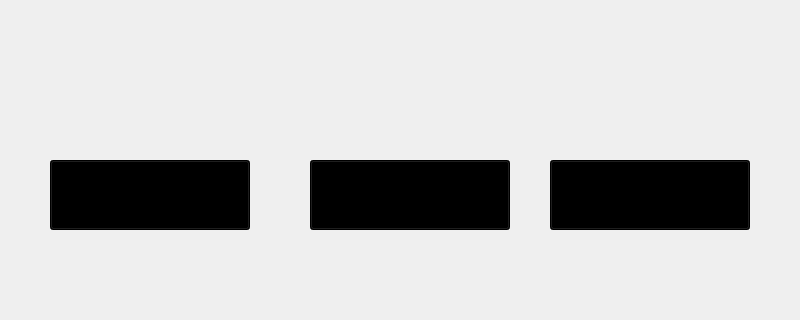
Qt form client/lobby_screens/lobby.ui (santiagojorda/FIUBA-duck-game-G4) before a commit; both pictures show x 0 to 800 and y 280 to 600 of the 800 by 600 pixel window.
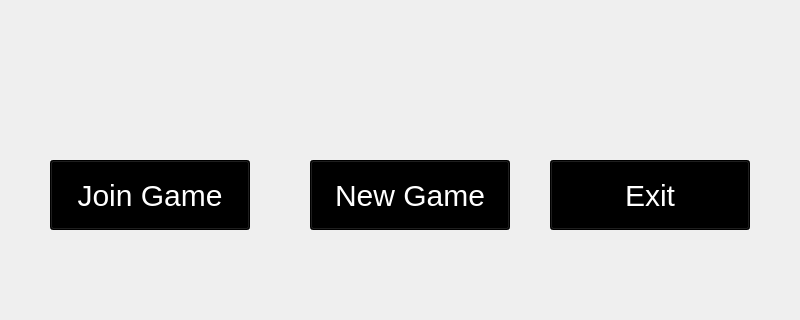
The same form after that commit. Icons and pictures are not drawn.

Diff of the .ui file:
```diff
--- a/client/lobby_screens/lobby.ui
+++ b/client/lobby_screens/lobby.ui
@@ -69,6 +69,7 @@
       <string notr="true">#buttonJoinGame {
 	background-color: black;
 	font-size: 30px;
+     color: white;
 }</string>
      </property>
      <property name="text">
@@ -88,6 +89,7 @@
       <string notr="true">#buttonNewGame {
 	background-color: black;
 	font-size: 30px;
+     color: white;
 }</string>
      </property>
      <property name="text">
@@ -107,6 +109,7 @@
       <string notr="true">#buttonExit {
 	background-color: black;
 	font-size: 30px;
+     color: white;
 }</string>
      </property>
      <property name="text">
```
